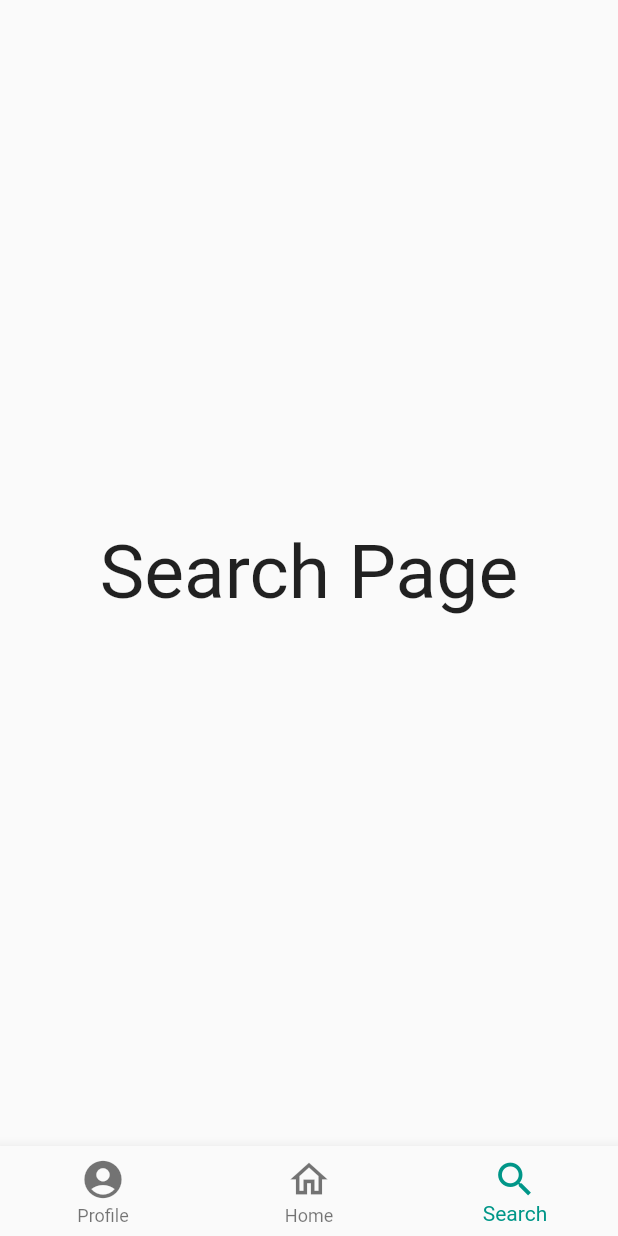
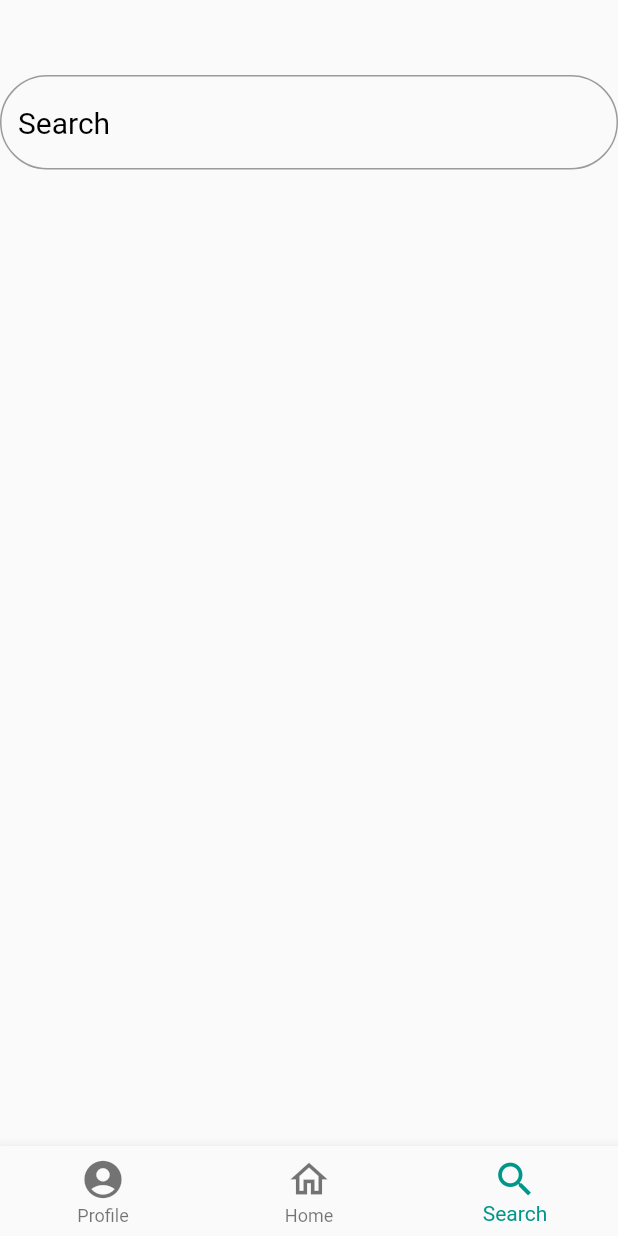
Before and after one commit to alicagatay/nameless_secret_project, a Flutter app: the screen it shows after launch, item 3 of the bottom bar chosen, on a phone screen of 412 x 824 dp. Run offline on Flutter 3.47's test engine with Material 2 defaults, Android fonts, the phone set to English and light mode, and no system bars.

Commit message:
Search page initial design + main page quick ui fix.

```diff
--- a/lib/search_page.dart
+++ b/lib/search_page.dart
@@ -1,18 +1,50 @@
 import 'package:flutter/material.dart';
 
 
-class SearchPage extends StatelessWidget {
+class SearchPage extends StatefulWidget {
   const SearchPage({Key? key}) : super(key: key);
 
   @override
+  _SearchPageState createState() => _SearchPageState();
+}
+
+class _SearchPageState extends State<SearchPage> {
+  TextEditingController searchController = TextEditingController();
+  @override
   Widget build(BuildContext context) {
-    return const Center(
-      child: Text(
-        "Search Page",
-        style: TextStyle(
-          fontSize: 50,
-        ),
-      ),
+    return Stack(
+      children: [
+        Align(
+          alignment: Alignment.topCenter,
+          child: InkWell(
+            onTap: (){
+              setState(() {
+                searchController.clear();
+              });
+            },
+            child: Container(
+              padding: const EdgeInsets.only(top: 50),
+              child: TextField(
+                style: const TextStyle(
+                  color: Colors.black,
+                  fontSize: 20,
+                ),
+                controller: searchController,
+                decoration: InputDecoration(
+                  border: OutlineInputBorder(
+                    borderRadius: BorderRadius.circular(40)
+                  ),
+                  hintText: "Search",
+                  hintStyle: const TextStyle(
+                    color: Colors.black,
+                    fontSize: 20,
+                  ),
+                ),
+              ),
+            ),
+          ),
+        )
+      ],
     );
   }
 }
```
Also changed, not shown: lib/main_page.dart (+4 -8 lines).
